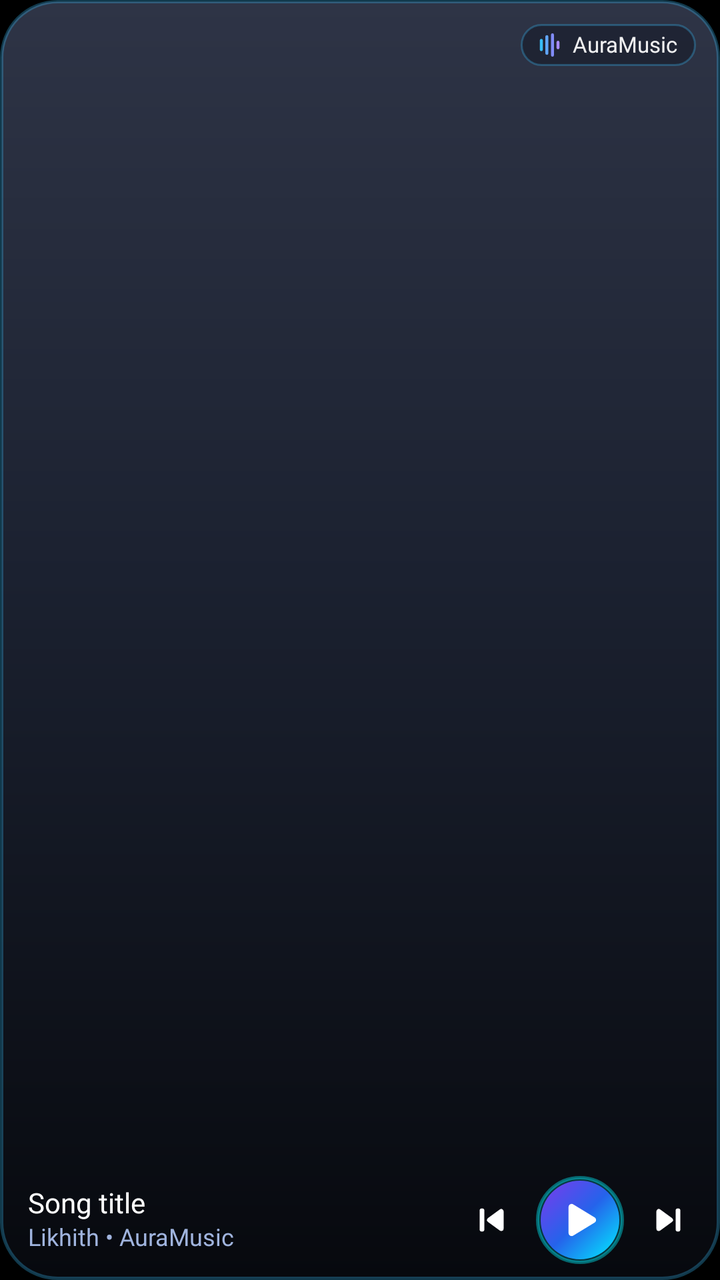
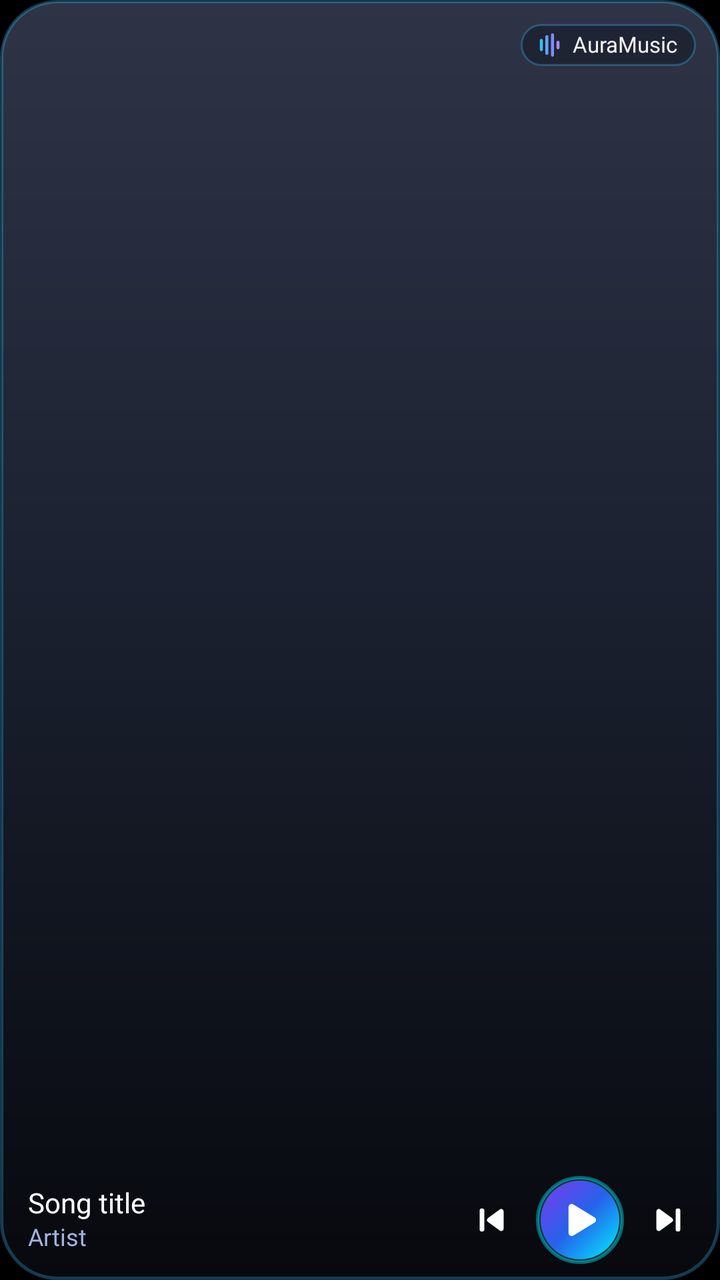

Compare the two renders of this Android layout. The source of the first and the diff that turns it into the second are given below.
<!-- AndroidManifest.xml: application theme Theme.BitChord -->
<!-- res/layout/widget_media_wide_preview.xml -->
<?xml version="1.0" encoding="utf-8"?>
<FrameLayout xmlns:android="http://schemas.android.com/apk/res/android"
    android:layout_width="match_parent"
    android:layout_height="match_parent"
    android:background="@drawable/widget_preview_art">

    
    <LinearLayout
        android:layout_width="wrap_content"
        android:layout_height="wrap_content"
        android:layout_gravity="top|end"
        android:layout_margin="12dp"
        android:background="@drawable/widget_brand_badge_bg"
        android:gravity="center_vertical"
        android:orientation="horizontal"
        android:paddingLeft="8dp"
        android:paddingTop="4dp"
        android:paddingRight="9dp"
        android:paddingBottom="4dp">

        <ImageView
            android:layout_width="13dp"
            android:layout_height="13dp"
            android:importantForAccessibility="no"
            android:src="@drawable/ic_widget_waveform" />

        <TextView
            android:layout_width="wrap_content"
            android:layout_height="wrap_content"
            android:layout_marginLeft="5dp"
            android:fontFamily="@font/sf_pro_display_semibold"
            android:includeFontPadding="false"
            android:text="AuraMusic"
            android:textColor="#EEFFFFFF"
            android:textSize="11sp" />
    </LinearLayout>

    <LinearLayout
        android:layout_width="match_parent"
        android:layout_height="@dimen/widget_band_wide"
        android:layout_gravity="bottom"
        android:gravity="center_vertical"
        android:orientation="horizontal"
        android:paddingLeft="14dp"
        android:paddingRight="4dp">

        <LinearLayout
            android:layout_width="0dp"
            android:layout_height="wrap_content"
            android:layout_weight="1"
            android:orientation="vertical"
            android:paddingRight="8dp">

            <TextView
                android:layout_width="match_parent"
                android:layout_height="wrap_content"
                android:ellipsize="end"
                android:fontFamily="@font/sf_pro_display_semibold"
                android:includeFontPadding="false"
                android:maxLines="1"
                android:text="@string/widget_preview_title"
                android:textColor="#FFFFFFFF"
                android:textSize="14sp" />

            <TextView
                android:layout_width="match_parent"
                android:layout_height="wrap_content"
                android:layout_marginTop="2dp"
                android:ellipsize="end"
                android:fontFamily="@font/sf_pro_display_regular"
                android:includeFontPadding="false"
                android:maxLines="1"
                android:text="Likhith • AuraMusic"
                android:textColor="#A0B4DE"
                android:textSize="12sp" />
        </LinearLayout>

        <ImageView
            android:layout_width="@dimen/widget_button_wide"
            android:layout_height="@dimen/widget_button_wide"
            android:background="@drawable/widget_transport_button"
            android:contentDescription="@string/widget_previous"
            android:padding="10dp"
            android:src="@drawable/ic_widget_previous" />

        <ImageView
            android:layout_width="@dimen/widget_button_wide"
            android:layout_height="@dimen/widget_button_wide"
            android:background="@drawable/widget_hero_toggle_button"
            android:contentDescription="@string/widget_play"
            android:padding="8dp"
            android:src="@drawable/ic_widget_play" />

        <ImageView
            android:layout_width="@dimen/widget_button_wide"
            android:layout_height="@dimen/widget_button_wide"
            android:background="@drawable/widget_transport_button"
            android:contentDescription="@string/widget_next"
            android:padding="10dp"
            android:src="@drawable/ic_widget_next" />
    </LinearLayout>
</FrameLayout>
<!-- resources referenced by this layout -->
<resources>
  <dimen name="widget_band_wide">60dp</dimen>
  <dimen name="widget_button_wide">44dp</dimen>
  <!-- drawable ic_widget_next (drawable) -->
  <?xml version="1.0" encoding="utf-8"?>
  <vector xmlns:android="http://schemas.android.com/apk/res/android"
      android:width="24dp"
      android:height="24dp"
      android:viewportWidth="24"
      android:viewportHeight="24">
      <path
          android:fillColor="#FFFFFFFF"
          android:pathData="M7.4,7.7L7.4,16.3L13.3,12Z"
          android:strokeColor="#FFFFFFFF"
          android:strokeLineCap="round"
          android:strokeLineJoin="round"
          android:strokeWidth="2.4" />
      <path
          android:pathData="M17,7.4L17,16.6"
          android:strokeColor="#FFFFFFFF"
          android:strokeLineCap="round"
          android:strokeWidth="2.4" />
  </vector>
  <!-- drawable ic_widget_play (drawable) -->
  <?xml version="1.0" encoding="utf-8"?>
  <vector xmlns:android="http://schemas.android.com/apk/res/android"
      android:width="24dp"
      android:height="24dp"
      android:viewportWidth="24"
      android:viewportHeight="24">
      <path
          android:fillColor="#FFFFFFFF"
          android:pathData="M8.4,6.4L8.4,17.6L17.6,12Z"
          android:strokeColor="#FFFFFFFF"
          android:strokeLineCap="round"
          android:strokeLineJoin="round"
          android:strokeWidth="2.6" />
  </vector>
  <!-- drawable widget_brand_badge_bg (drawable) -->
  <?xml version="1.0" encoding="utf-8"?>
  <shape xmlns:android="http://schemas.android.com/apk/res/android"
      android:shape="rectangle">
      <corners android:radius="14dp" />
      <solid android:color="#59080B14" />
      <stroke
          android:width="1dp"
          android:color="#4D38BDF8" />
  </shape>
  <!-- drawable widget_preview_art (drawable) -->
  <?xml version="1.0" encoding="utf-8"?>
  <shape xmlns:android="http://schemas.android.com/apk/res/android"
      android:shape="rectangle">
      <corners android:radius="@dimen/widget_corner_radius" />
      <gradient
          android:angle="270"
          android:centerColor="#FF1B2130"
          android:centerY="0.45"
          android:endColor="#FF07090E"
          android:startColor="#FF2E3446"
          android:type="linear" />
      <stroke
          android:width="1.5dp"
          android:color="#4D38BDF8" />
  </shape>
  <!-- drawable widget_transport_button (drawable) -->
  <?xml version="1.0" encoding="utf-8"?>
  <ripple xmlns:android="http://schemas.android.com/apk/res/android"
      android:color="#40FFFFFF">
      <item android:id="@android:id/mask">
          <shape android:shape="oval">
              <solid android:color="#FFFFFFFF" />
          </shape>
      </item>
  </ripple>
  <string name="widget_next">Next</string>
  <string name="widget_play">Play</string>
  <string name="widget_preview_title">Song title</string>
  <string name="widget_previous">Previous</string>
  <style name="Theme.BitChord" parent="Theme.AppCompat.DayNight.NoActionBar">
          <item name="android:windowBackground">@drawable/splash_background</item>
      </style>
  <dimen name="widget_corner_radius">16dp</dimen>
  <!-- drawable splash_background (drawable) -->
  <?xml version="1.0" encoding="utf-8"?>
  <layer-list xmlns:android="http://schemas.android.com/apk/res/android">
      <item android:drawable="@android:color/black" />
      <item
          android:width="140dp"
          android:height="92dp"
          android:gravity="center"
          android:drawable="@drawable/ic_logo" />
  </layer-list>
  <!-- unchanged entries left out for length: 4 -->
</resources>

<!-- the commit's change to res/layout/widget_media_wide_preview.xml (unified diff, before → after) -->
@@ -13,9 +13,9 @@
         android:background="@drawable/widget_brand_badge_bg"
         android:gravity="center_vertical"
         android:orientation="horizontal"
-        android:paddingLeft="8dp"
+        android:paddingStart="8dp"
         android:paddingTop="4dp"
-        android:paddingRight="9dp"
+        android:paddingEnd="9dp"
         android:paddingBottom="4dp">
 
         <ImageView
@@ -27,10 +27,10 @@
         <TextView
             android:layout_width="wrap_content"
             android:layout_height="wrap_content"
-            android:layout_marginLeft="5dp"
+            android:layout_marginStart="5dp"
             android:fontFamily="@font/sf_pro_display_semibold"
             android:includeFontPadding="false"
-            android:text="AuraMusic"
+            android:text="@string/app_name"
             android:textColor="#EEFFFFFF"
             android:textSize="11sp" />
     </LinearLayout>
@@ -41,15 +41,15 @@
         android:layout_gravity="bottom"
         android:gravity="center_vertical"
         android:orientation="horizontal"
-        android:paddingLeft="14dp"
-        android:paddingRight="4dp">
+        android:paddingStart="14dp"
+        android:paddingEnd="4dp">
 
         <LinearLayout
             android:layout_width="0dp"
             android:layout_height="wrap_content"
             android:layout_weight="1"
             android:orientation="vertical"
-            android:paddingRight="8dp">
+            android:paddingEnd="8dp">
 
             <TextView
                 android:layout_width="match_parent"
@@ -70,7 +70,7 @@
                 android:fontFamily="@font/sf_pro_display_regular"
                 android:includeFontPadding="false"
                 android:maxLines="1"
-                android:text="Likhith • AuraMusic"
+                android:text="@string/widget_preview_artist"
                 android:textColor="#A0B4DE"
                 android:textSize="12sp" />
         </LinearLayout>
<!-- resource entries referenced after the edit -->
@@ -73,8 +73,10 @@
           </shape>
       </item>
   </ripple>
+  <string name="app_name">AuraMusic</string>
   <string name="widget_next">Next</string>
   <string name="widget_play">Play</string>
+  <string name="widget_preview_artist">Artist</string>
   <string name="widget_preview_title">Song title</string>
   <string name="widget_previous">Previous</string>
   <style name="Theme.BitChord" parent="Theme.AppCompat.DayNight.NoActionBar">
